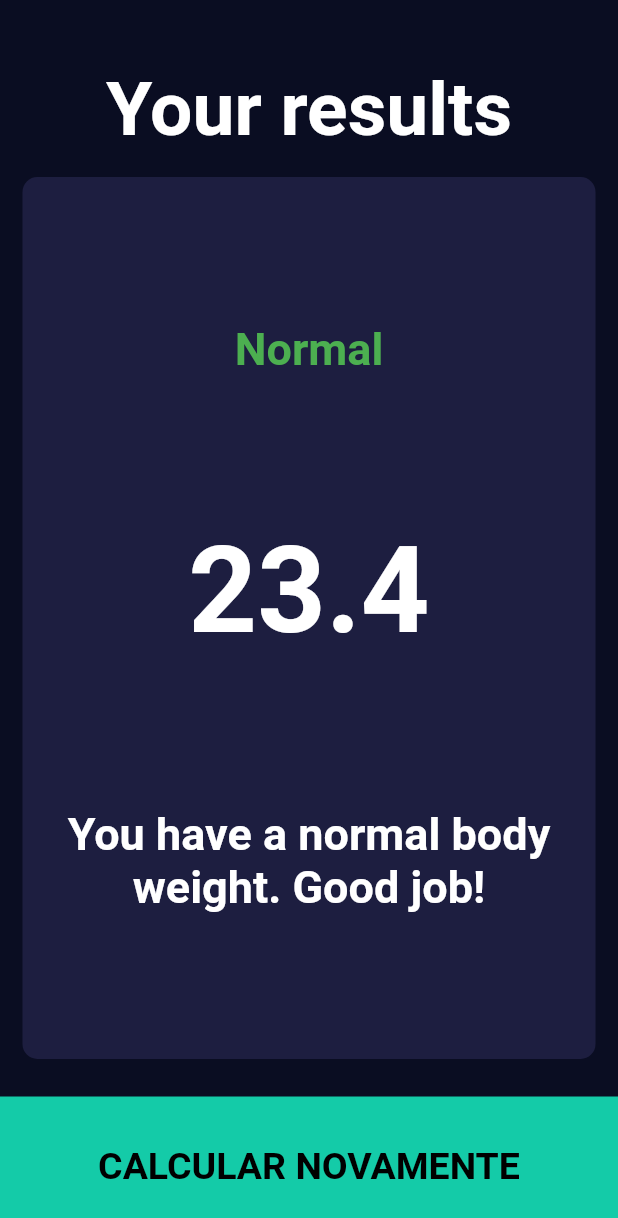
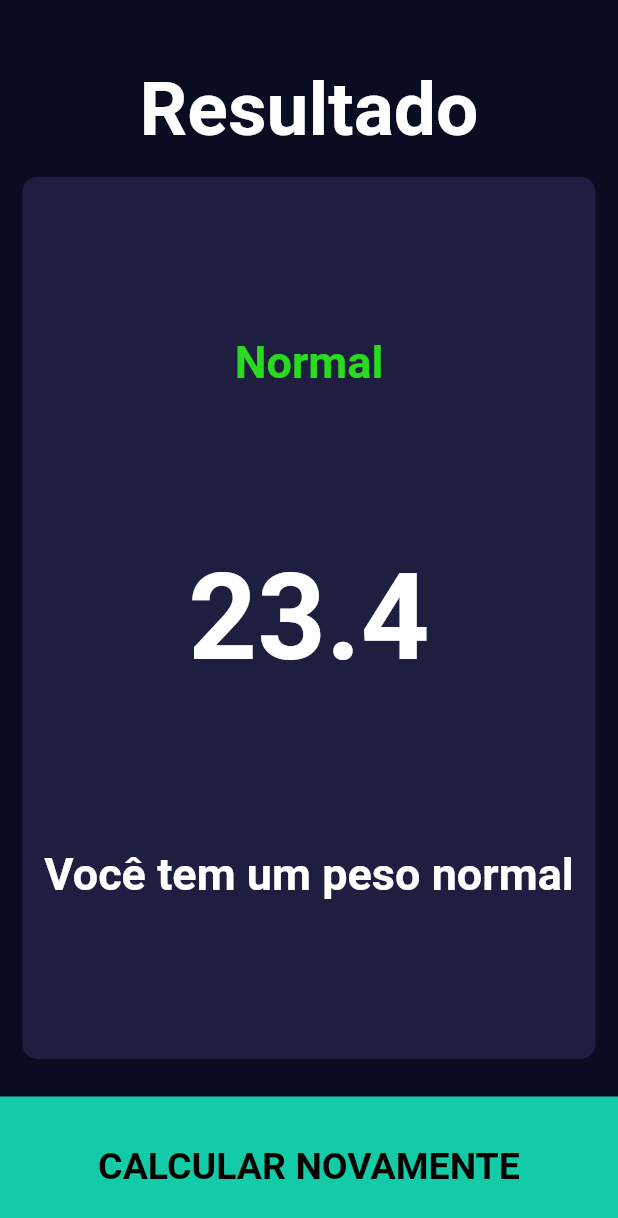
Before and after one commit to Esan2019/Flutter-BMI-Calculator, a Flutter app: the screen it shows after launch, after a tap on "CALCULAR", on a phone screen of 412 x 824 dp. Shown: the top 1218 px of the screen. Run offline on Flutter 3.47's test engine with Material 2 defaults, Android fonts, the phone set to English and light mode, and no system bars; our stand-ins replace font_awesome_flutter.

Commit message:
Minor design changes

```diff
--- a/lib/calculator.dart
+++ b/lib/calculator.dart
@@ -15,21 +15,21 @@ class Calculator {
 
   String getResult() {
     if (_bmi >= 25) {
-      return 'Overweight';
+      return 'Acima do peso';
     } else if (_bmi > 18.5) {
       return 'Normal';
     } else {
-      return 'Underweight';
+      return 'Abaixo do peso';
     }
   }
 
   String getTip() {
     if (_bmi >= 25) {
-      return 'You have a higher than normal body weight. Try to exercise more.';
+      return 'Você tem um peso acima do normal';
     } else if (_bmi > 18.5) {
-      return 'You have a normal body weight. Good job!';
+      return 'Você tem um peso normal';
     } else {
-      return 'You have a lower than normal body weight. You can eat a bit more.';
+      return 'Você tem um peso abaixo do normal';
     }
   }
 }
--- a/lib/constants.dart
+++ b/lib/constants.dart
@@ -10,7 +10,7 @@ const kButtonCalculate =
 TextStyle(fontSize: 25.0, fontWeight: FontWeight.bold, color: Colors.black);
 const kResultPageTitle = TextStyle(fontSize: 50.0, fontWeight: FontWeight.bold);
 const kResultText = TextStyle(
-    color: Colors.green, fontWeight: FontWeight.bold, fontSize: 30.0);
+    color: Color(0xFF29db1d), fontWeight: FontWeight.bold, fontSize: 30.0);
 const kBMINumber = TextStyle(
     color: Colors.white, fontWeight: FontWeight.bold, fontSize: 80.0);
 const kResultTip = TextStyle(
--- a/lib/results_page.dart
+++ b/lib/results_page.dart
@@ -24,7 +24,7 @@ class ResultsPage extends StatelessWidget {
               child: Container(
                 alignment: Alignment.bottomCenter,
                 child: Text(
-                  'Your results',
+                  'Resultado',
                   style: kResultPageTitle,
                   textAlign: TextAlign.center,
                 ),
```
